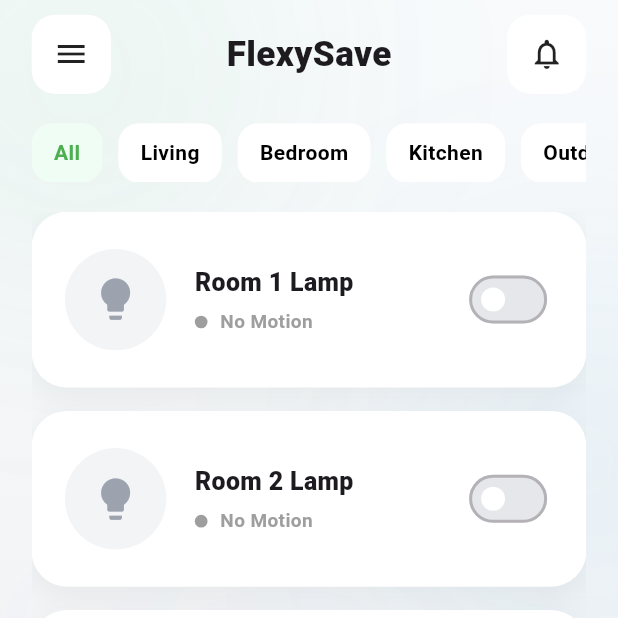
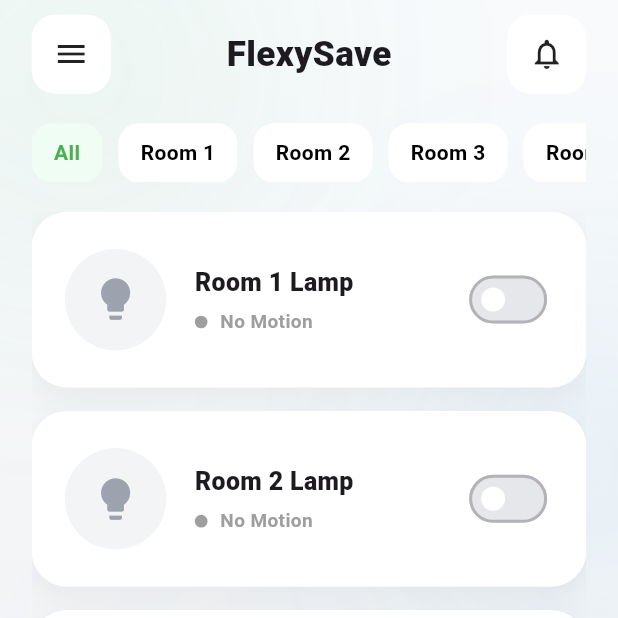
Before and after one commit to MF22-321/smart_home_mobile, a Flutter app: the screen it shows after launch, item 2 of the bottom bar chosen, on a phone screen of 412 x 824 dp, the top half of it. Run offline on Flutter 3.47's test engine with Material 3 defaults, Android fonts, the phone set to English and light mode, and no system bars; our stand-ins replace carousel_slider, fl_chart, flutter_screenutil; missing offline and left inert: mqtt_client; network calls fail.

Commit message:
Final Code 3

```diff
--- a/lib/features/device/pages/device_page.dart
+++ b/lib/features/device/pages/device_page.dart
@@ -120,18 +120,28 @@
                     final devices = widget.deviceService.devices;
 
                     final filtered = deviceList.where((d) {
-                      if (selectedCategory == 0) return true;
+                      if (selectedCategory == 0) {
+                        return true;
+                      }
+
                       if (selectedCategory == 1) {
-                        return d['room'] == "living";
+                        return d['room'] == "01";
                       }
+
                       if (selectedCategory == 2) {
-                        return d['room'] == "bedroom";
+                        return d['room'] == "02";
                       }
+
                       if (selectedCategory == 3) {
-                        return d['room'] == "kitchen";
+                        return d['room'] == "03";
                       }
+
                       if (selectedCategory == 4) {
-                        return d['room'] == "outdoor";
+                        return d['room'] == "04";
+                      }
+
+                      if (selectedCategory == 5) {
+                        return d['room'] == "05";
                       }
 
                       return true;
@@ -201,10 +211,11 @@
       child: Row(
         children: [
           _chip("All", 0),
-          _chip("Living", 1),
-          _chip("Bedroom", 2),
-          _chip("Kitchen", 3),
-          _chip("Outdoor", 4),
+          _chip("Room 1", 1),
+          _chip("Room 2", 2),
+          _chip("Room 3", 3),
+          _chip("Room 4", 4),
+          _chip("Room 5", 5),
         ],
       ),
     );
--- a/lib/features/home/page/home_page.dart
+++ b/lib/features/home/page/home_page.dart
@@ -59,9 +59,9 @@
               SizedBox(height: 24.h),
 
               /// USAGE CHART
-              const UsageChartCard(),
+              // const UsageChartCard(),
 
-              SizedBox(height: 10.h),
+              // SizedBox(height: 10.h),
             ],
           ),
         ),
--- a/lib/features/home/widget/energy_summary_card.dart
+++ b/lib/features/home/widget/energy_summary_card.dart
@@ -7,8 +7,8 @@
 
   /// 🔥 Mapping nama device
   final Map<String, String> deviceNames = {
-    "flexy-001": "Living Room",
-    "flexy-002": "Bedroom",
+    "flexy-001": "Room 1",
+    "flexy-002": "Room 2",
   };
 
   EnergySummaryCard({super.key, required this.deviceService});
@@ -223,13 +223,13 @@
   /// ================= ROOM CONFIG =================
   Map<String, dynamic> _getRoomConfig(String title) {
     switch (title) {
-      case "Living Room":
+      case "Room 1":
         return {
           "icon": Icons.chair_outlined,
           "gradient": [Color(0xff22C55E), Color(0xff3B82F6)],
         };
 
-      case "Bedroom":
+      case "Room 2":
         return {
           "icon": Icons.bed_outlined,
           "gradient": [Color(0xff6366F1), Color(0xff8B5CF6)],
```
